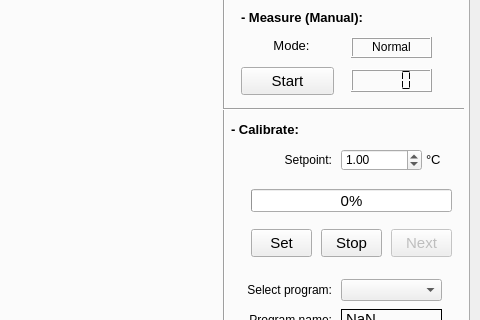
Old version of the form mainWindow.ui in the repository LukaMelinc/Minolta-Thermal-Camera; both pictures show x 751 to 1231 and y 271 to 591 of the 1231 by 710 pixel window.
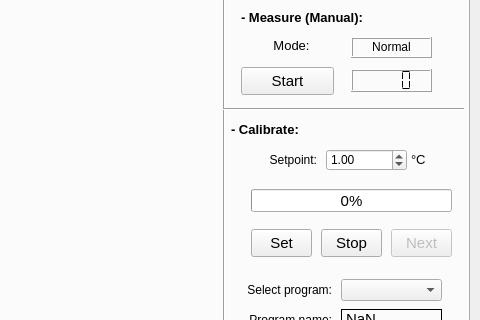
New version of the form. The open tabs and pages were chosen to show the change. Custom widgets are drawn as their Qt base class.

The edit to the form file:
```diff
--- a/mainWindow.ui
+++ b/mainWindow.ui
@@ -617,7 +617,7 @@
     <widget class="QLabel" name="label_34">
      <property name="geometry">
       <rect>
-       <x>980</x>
+       <x>965</x>
        <y>330</y>
        <width>81</width>
        <height>21</height>
@@ -701,7 +701,7 @@
      </property>
      <property name="geometry">
       <rect>
-       <x>1070</x>
+       <x>1055</x>
        <y>330</y>
        <width>81</width>
        <height>22</height>
@@ -731,7 +731,7 @@
     <widget class="QLabel" name="label_36">
      <property name="geometry">
       <rect>
-       <x>1155</x>
+       <x>1140</x>
        <y>330</y>
        <width>21</width>
        <height>21</height>
```
Left out of the diff: 3 changed lines with no effect on the pictures.
